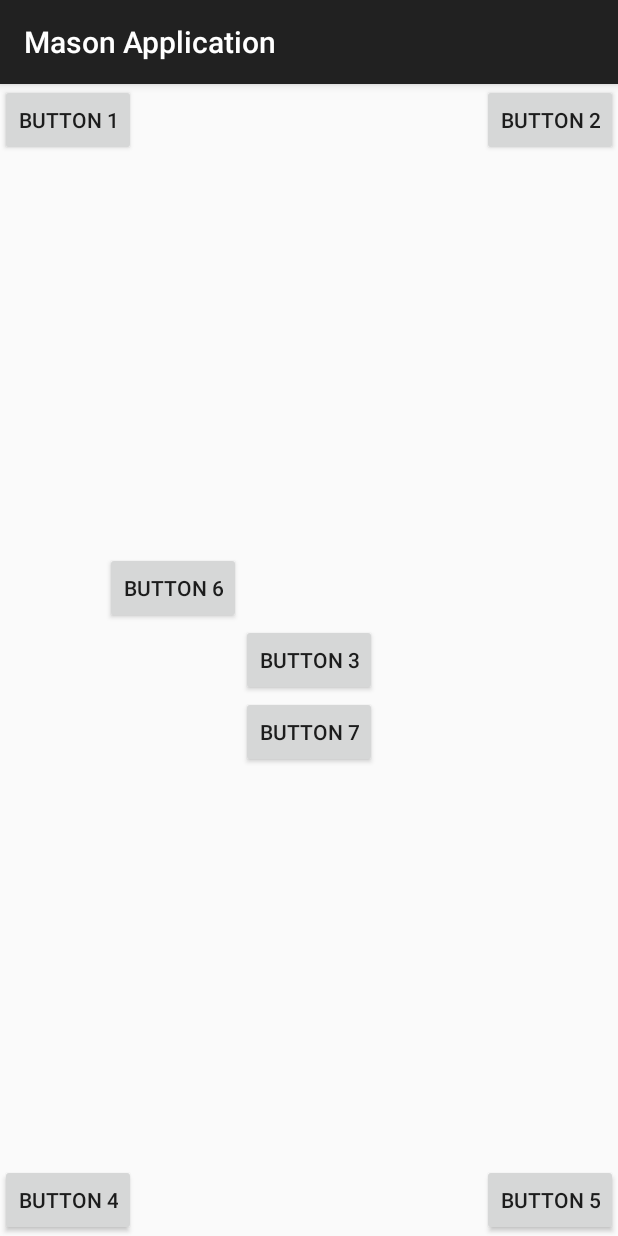
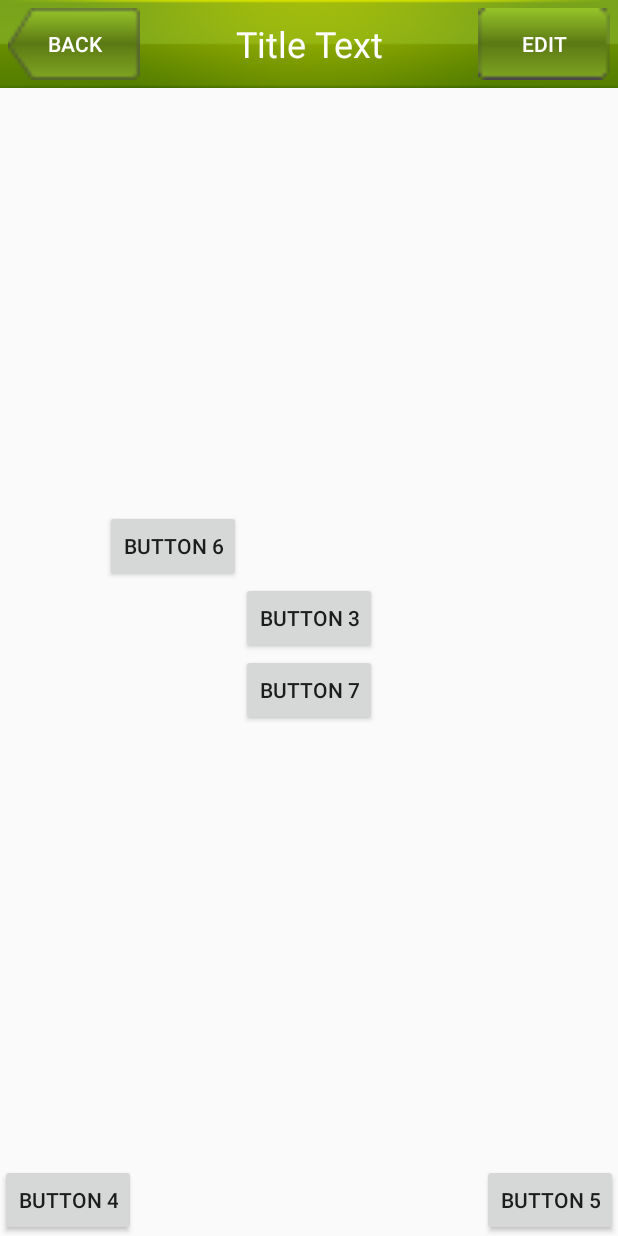
Before and after one commit to majiajun1/RouteToAndroid, an Android app: the ThirdActivity screen opened directly, with no data from a screen before it, on a phone screen of 412 x 824 dp. Run offline under Robolectric (Android 15) with nearby library versions, the phone set to English and light mode, and no system bars.

Commit message:
2025121215551

```diff
--- a/app/src/main/java/com/example/myapplication/ThirdActivity.java
+++ b/app/src/main/java/com/example/myapplication/ThirdActivity.java
@@ -1,6 +1,9 @@
 package com.example.myapplication;
 
+import static android.widget.Toast.LENGTH_SHORT;
+
 import android.os.Bundle;
+import android.widget.Toast;
 
 import androidx.activity.EdgeToEdge;
 import androidx.appcompat.app.AppCompatActivity;
@@ -9,12 +12,26 @@ import androidx.core.view.ViewCompat;
 import androidx.core.view.WindowInsetsCompat;
 
 import com.example.myapplication.databinding.ActivityMain2Binding;
+import com.example.myapplication.databinding.ActivityMainBinding;
+import com.example.myapplication.databinding.ActivityThirdBinding;
+import com.example.myapplication.databinding.TitleBinding;
 
 public class ThirdActivity extends AppCompatActivity {
-
+    private ActivityThirdBinding activityBinding;
+    private TitleBinding titleBinding;
     @Override
     protected void onCreate(Bundle savedInstanceState) {
         super.onCreate(savedInstanceState);
-        setContentView(R.layout.activity_third);
+
+        getSupportActionBar().hide();
+        activityBinding=ActivityThirdBinding.inflate(getLayoutInflater());
+        setContentView(activityBinding.getRoot());
+        titleBinding=activityBinding.topTitle;
+        titleBinding.titleEdit.setOnClickListener(
+                v ->{
+                    Toast.makeText(this,"test button",LENGTH_SHORT).show();
+                }
+        );
+
     }
 }
--- a/app/src/main/res/layout/activity_third.xml
+++ b/app/src/main/res/layout/activity_third.xml
@@ -5,19 +5,23 @@
     android:layout_width="match_parent"
     android:layout_height="match_parent">
 
-    <Button android:id="@+id/button1"
-    android:layout_width="wrap_content"
-        android:layout_height="wrap_content"
-        android:layout_alignParentLeft="true"
-        android:layout_alignParentTop="true"
-        android:text="Button 1" />
-    <Button
-        android:id="@+id/button2"
-        android:layout_width="wrap_content"
-        android:layout_height="wrap_content"
-        android:layout_alignParentRight="true"
-        android:layout_alignParentTop="true"
-        android:text="Button 2" />
+    <include
+        android:id="@+id/top_title"
+        layout="@layout/title"/>
+
+<!--    <Button android:id="@+id/button1"-->
+<!--    android:layout_width="wrap_content"-->
+<!--        android:layout_height="wrap_content"-->
+<!--        android:layout_alignParentLeft="true"-->
+<!--        android:layout_alignParentTop="true"-->
+<!--        android:text="Button 1" />-->
+<!--    <Button-->
+<!--        android:id="@+id/button2"-->
+<!--        android:layout_width="wrap_content"-->
+<!--        android:layout_height="wrap_content"-->
+<!--        android:layout_alignParentRight="true"-->
+<!--        android:layout_alignParentTop="true"-->
+<!--        android:text="Button 2" />-->
     <Button
         android:id="@+id/button3"
         android:layout_width="wrap_content"
--- /dev/null
+++ b/app/src/main/res/layout/title.xml
@@ -0,0 +1,9 @@
+<LinearLayout xmlns:android="http://schemas.android.com/apk/res/android" android:layout_width="match_parent" android:layout_height="wrap_content" android:background="@drawable/title_bg">
+    <Button
+
+    android:id="@+id/titleBack" android:layout_width="wrap_content" android:layout_height="wrap_content" android:layout_gravity="center" android:layout_margin="5dp" android:background="@drawable/back_bg" android:text="Back" android:textColor="#fff" />
+    <TextView
+        android:id="@+id/titleText" android:layout_width="0dp" android:layout_height="wrap_content" android:layout_gravity="center" android:layout_weight="1" android:gravity="center" android:text="Title Text" android:textColor="#fff" android:textSize="24sp" />
+    <Button
+        android:id="@+id/titleEdit" android:layout_width="wrap_content" android:layout_height="wrap_content" android:layout_gravity="center" android:layout_margin="5dp" android:background="@drawable/edit_bg" android:text="Edit" android:textColor="#fff" />
+</LinearLayout>
```
Also changed, not shown: app/src/main/res/drawable-xxhdpi/back_bg.png (added), app/src/main/res/drawable-xxhdpi/edit_bg.png (added), app/src/main/res/drawable-xxhdpi/title_bg.png (added).
